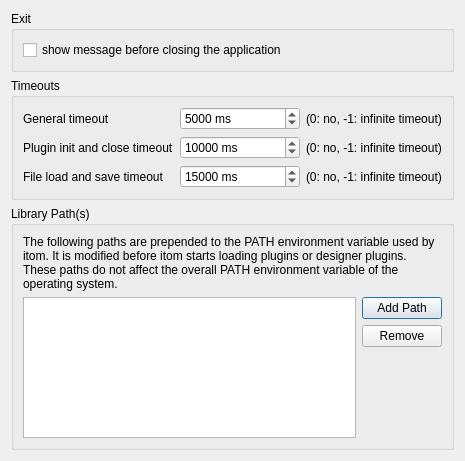
Qt form Qitom/ui/widgetPropGeneralApplication.ui (itom-project/itom) before a commit.
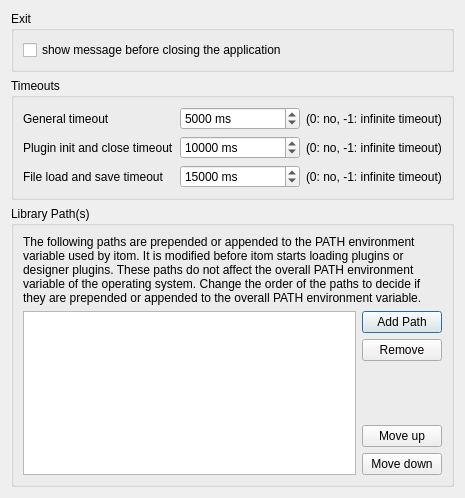
The same form after that commit.

Commit message: further path variables can now either be appended or prepended to the global PATH variable

The edit to the form file:
```diff
--- a/Qitom/ui/widgetPropGeneralApplication.ui
+++ b/Qitom/ui/widgetPropGeneralApplication.ui
@@ -7,7 +7,7 @@
     <x>0</x>
     <y>0</y>
     <width>465</width>
-    <height>461</height>
+    <height>498</height>
    </rect>
   </property>
   <property name="windowTitle">
@@ -162,7 +162,7 @@
       <item>
        <widget class="QLabel" name="label">
         <property name="text">
-         <string>The following paths are prepended to the PATH environment variable used by itom. It is modified before itom starts loading plugins or designer plugins. These paths do not affect the overall PATH environment variable of the operating system.</string>
+         <string>The following paths are prepended or appended to the PATH environment variable used by itom. It is modified before itom starts loading plugins or designer plugins. These paths do not affect the overall PATH environment variable of the operating system. Change the order of the paths to decide if they are prepended or appended to the overall PATH environment variable.</string>
         </property>
         <property name="wordWrap">
          <bool>true</bool>
@@ -229,6 +229,20 @@
             </property>
            </spacer>
           </item>
+          <item>
+           <widget class="QPushButton" name="btnMoveUp">
+            <property name="text">
+             <string>Move up</string>
+            </property>
+           </widget>
+          </item>
+          <item>
+           <widget class="QPushButton" name="btnMoveDown">
+            <property name="text">
+             <string>Move down</string>
+            </property>
+           </widget>
+          </item>
          </layout>
         </item>
        </layout>
```
The commit also changes 4 other files.
